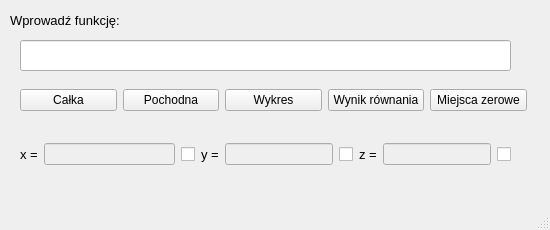
Before: the Qt Designer form main_win.ui in oxfrd/-WUT-Calc_InPython, drawn with Qt 5.
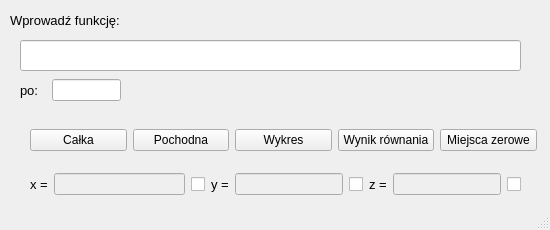
After: the same form once the commit is applied.

Patch:
```diff
--- a/main_win.ui
+++ b/main_win.ui
@@ -50,8 +50,8 @@
    <widget class="QWidget" name="horizontalLayoutWidget">
     <property name="geometry">
      <rect>
-      <x>20</x>
-      <y>80</y>
+      <x>30</x>
+      <y>120</y>
       <width>507</width>
       <height>41</height>
      </rect>
@@ -123,7 +123,7 @@
      <rect>
       <x>20</x>
       <y>40</y>
-      <width>491</width>
+      <width>501</width>
       <height>31</height>
      </rect>
     </property>
@@ -137,8 +137,8 @@
    <widget class="QWidget" name="horizontalLayoutWidget_4">
     <property name="geometry">
      <rect>
-      <x>20</x>
-      <y>140</y>
+      <x>30</x>
+      <y>170</y>
       <width>491</width>
       <height>29</height>
      </rect>
@@ -287,6 +287,40 @@
      <set>Qt::LinksAccessibleByMouse|Qt::TextSelectableByKeyboard|Qt::TextSelectableByMouse</set>
     </property>
    </widget>
+   <widget class="QWidget" name="horizontalLayoutWidget_2">
+    <property name="geometry">
+     <rect>
+      <x>20</x>
+      <y>70</y>
+      <width>101</width>
+      <height>41</height>
+     </rect>
+    </property>
+    <layout class="QHBoxLayout" name="horizontalLayout">
+     <item>
+      <widget class="QLabel" name="lab_wprFun_2">
+       <property name="font">
+        <font>
+         <pointsize>10</pointsize>
+        </font>
+       </property>
+       <property name="text">
+        <string>po:  </string>
+       </property>
+      </widget>
+     </item>
+     <item>
+      <widget class="QLineEdit" name="edt_funkcjaPo">
+       <property name="frame">
+        <bool>true</bool>
+       </property>
+       <property name="dragEnabled">
+        <bool>false</bool>
+       </property>
+      </widget>
+     </item>
+    </layout>
+   </widget>
   </widget>
   <widget class="QStatusBar" name="statusbar"/>
   <action name="actionFile">
```
Left out of the diff: 2 changed lines with no effect on the pictures.
